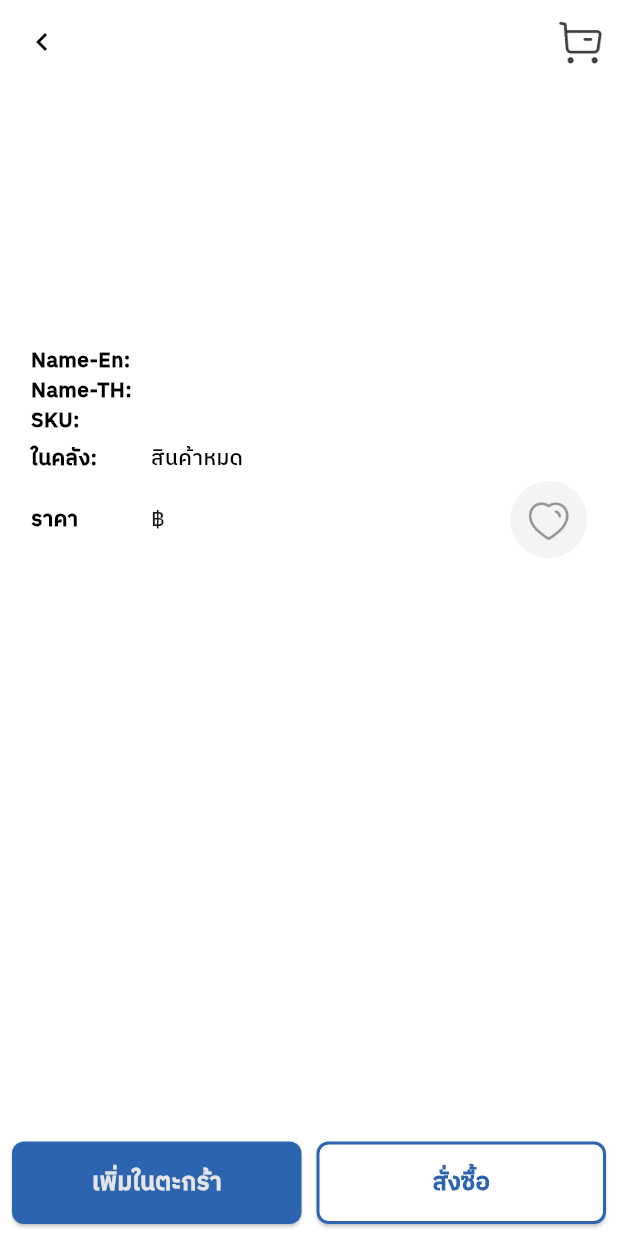
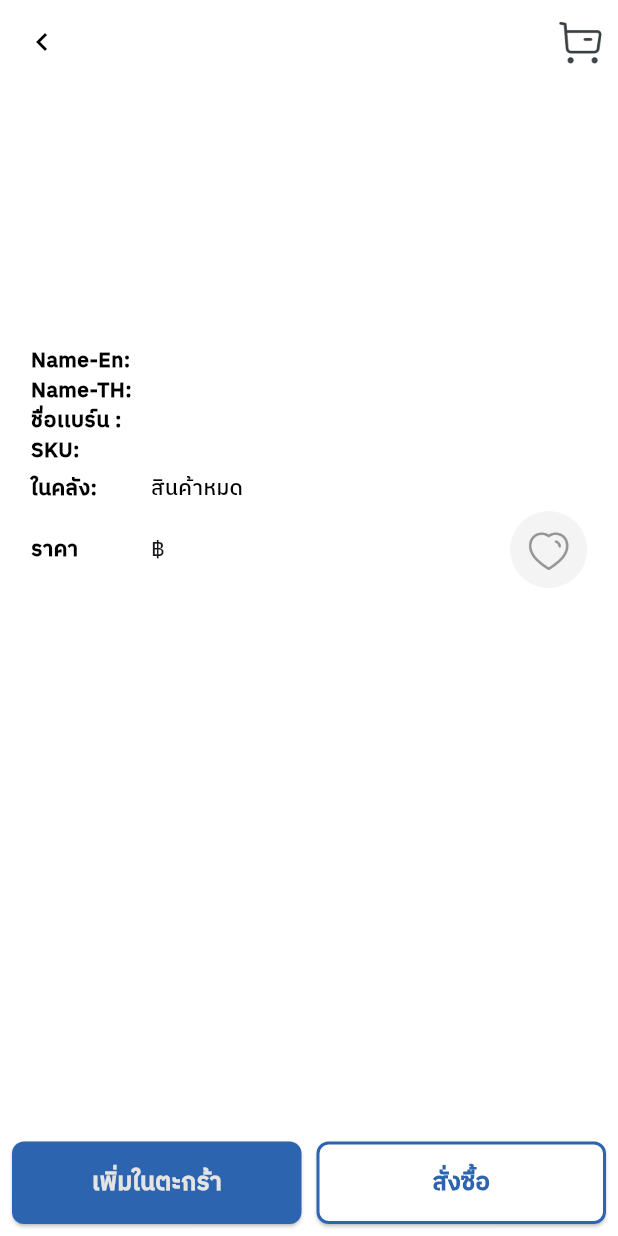
Before and after one commit to Maxza254411/t_and_c_mobile, a Flutter app: the Detailpro screen opened directly with empty values, on a phone screen of 412 x 824 dp. Run offline on Flutter 3.47's test engine with Material 3 defaults, Android fonts, the phone set to English and light mode, and no system bars; drawn by our look-alikes of carousel_slider; our stand-ins replace flutter_datetime_picker_plus, image_picker, screenshot, shared_preferences; missing offline and left inert: flutter_line_sdk, image_gallery_saver_plus; accounts and stored records are empty; network calls fail.

```diff
--- a/lib/allProduct.dart
+++ b/lib/allProduct.dart
@@ -198,7 +198,7 @@ class _AllproductState extends State<Allproduct> {
                                           brandid: widget.brandId ?? 1,
                                           title: product.name_en ?? "",
                                           productTypid: product.id,
-                                          statusPage:widget.status == "product"? "product":"brand"
+                                          statusPage:widget.status == "product"? "product":"brand", namebrand: 'Anidary',
                                         ),
                                       ),
                                     );
--- a/lib/category/brandPage.dart
+++ b/lib/category/brandPage.dart
@@ -394,6 +394,7 @@ class _BrandPageState extends State<BrandPage> {
                                                     .toList();
 
                                                 final currentProduct = Shoping(
+                                                  namebrand:widget.namebrand,
                                                   sku: selectedProduct.sku!,
                                                   product_id: selectedProduct!
                                                       .id
@@ -510,7 +511,7 @@ class _BrandPageState extends State<BrandPage> {
                                                     warehouse_skus:
                                                         selectedProduct
                                                             .warehouse_skus ??
-                                                        [],
+                                                        [], namebrand: widget.namebrand,
                                                   //  selectedProduct: product[index],
                                                   ),
                                                 ),
--- a/lib/category/catagory.dart
+++ b/lib/category/catagory.dart
@@ -16,11 +16,13 @@ class Catagory extends StatefulWidget {
     required this.title,
     required this.productTypid,
     required this.statusPage,
+    required this.namebrand,
   });
   final int brandid;
   final String title;
   final int productTypid;
   final String statusPage;
+  final String  namebrand;
 
   @override
   State<Catagory> createState() => _CatagoryState();
@@ -417,7 +419,7 @@ class _CatagoryState extends State<Catagory> {
                                   .product
                                   ?.name_th, // ส่ง list สีทั้งหมด
                               sku: product.sku,
-                              warehouse_skus: product.warehouse_skus ?? [],
+                              warehouse_skus: product.warehouse_skus ?? [], namebrand: widget.namebrand,
                               // selectedProduct: product,
                             ),
                           ),
--- a/lib/favoritePage.dart
+++ b/lib/favoritePage.dart
@@ -289,7 +289,7 @@ class _FavoritePageState extends State<FavoritePage> {
                                                 proPice: item.price,
                                                 detail: '',
                                                 color: item.colors,
-                                                proNameTh: item.nameTh, warehouse_skus: item.warehouse_skus,
+                                                proNameTh: item.nameTh, warehouse_skus: item.warehouse_skus, namebrand: item.namebrand??"",
                                                 // selectedProduct:item.skulist?? ,
                                               ),
                                             ),
--- a/lib/homePage.dart
+++ b/lib/homePage.dart
@@ -501,7 +501,7 @@ class _HomePageState extends State<HomePage> {
                                                         warehouse_skus:
                                                             selectedProduct
                                                                 .warehouse_skus ??
-                                                            [],
+                                                            [], namebrand: 'Anidary',
                                                         //  selectedProduct: product[index],
                                                       ),
                                                     ),
@@ -917,11 +917,11 @@ class _HomePageState extends State<HomePage> {
                             proPice: formatNumber(
                               selectedProduct.product?.srp_inc_vat ?? "",
                             ),
-                            detail: '',
+                            detail: 'Anidary',
                             color: colors,
                             proNameTh: selectedProduct.product?.name_th ?? "",
                             warehouse_skus:
-                                selectedProduct.warehouse_skus ?? [],
+                                selectedProduct.warehouse_skus ?? [], namebrand: 'Ad',
                             //  selectedProduct: selectedProduct,
                           ),
                         ),
--- a/lib/order/detailPro.dart
+++ b/lib/order/detailPro.dart
@@ -27,6 +27,7 @@ class Detailpro extends StatefulWidget {
     this.sameproduct,
     this.sku,
     required this.warehouse_skus,
+    required this.namebrand
     // required this.selectedProduct,
   });
 
@@ -40,6 +41,7 @@ class Detailpro extends StatefulWidget {
   String? proNameTh;
   String? sku;
   List<Warehouse> warehouse_skus = [];
+  String namebrand;
   // Data selectedProduct;
 
   @override
@@ -316,6 +318,31 @@ class _DetailproState extends State<Detailpro> {
                   SizedBox(
                     width: 80, // กำหนดความกว้างของ Label "Name-En"
                     child: Text(
+                      "ชื่อเเบร์น :",
+                      style: TextStyle(
+                        fontSize: 14,
+                        fontWeight: FontWeight.bold,
+                        color: Colors.black,
+                      ),
+                    ),
+                  ),
+                  Expanded(
+                    child: Text(
+                      widget.namebrand ,
+                      style: TextStyle(fontSize: 14, color: Colors.black),
+                    ),
+                  ),
+                ],
+              ),
+            ),
+            Padding(
+              padding: EdgeInsets.symmetric(horizontal: size.width * 0.05),
+              child: Row(
+                crossAxisAlignment: CrossAxisAlignment.start, // ชิดด้านบน
+                children: [
+                  SizedBox(
+                    width: 80, // กำหนดความกว้างของ Label "Name-En"
+                    child: Text(
                       "SKU:",
                       style: TextStyle(
                         fontSize: 14,
@@ -405,6 +432,7 @@ class _DetailproState extends State<Detailpro> {
                   Consumer<FavoriteProvider>(
                     builder: (context, favProvider, child) {
                       final currentProduct = Shoping(
+                        namebrand: widget.namebrand,
                         sku: widget.sku!,
                         sameproduct: widget.sameproduct,
                         image: widget.image,
@@ -522,6 +550,7 @@ class _DetailproState extends State<Detailpro> {
                           return;
                         }
                         final shoping = Shoping(
+                          namebrand: widget.namebrand,
                           product_id: widget.productId,
                           sku: widget.sku!,
                           image: widget.image,
```
Also changed, not shown: lib/order/bucket.dart (+67 -67 lines).
